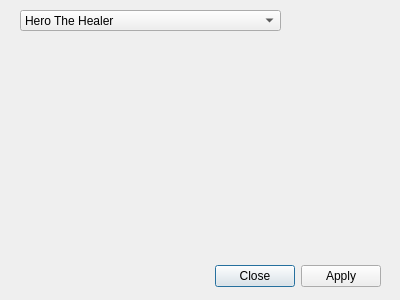
Qt form MoMTweaker/dialogaddunit.ui (jbalcomb/MoM-RTGT) before a commit.
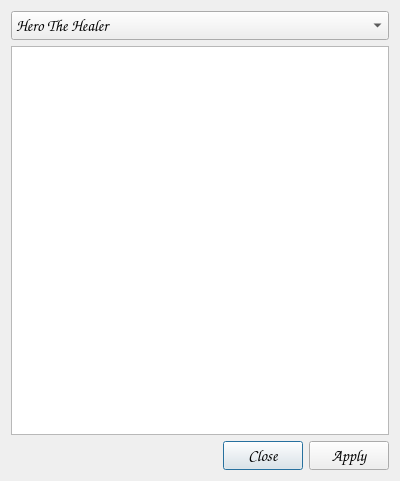
The same form after that commit. Icons and pictures are not drawn.

Commit message: Unit view dialog

What changed in the file:
```diff
--- a/MoMTweaker/dialogaddunit.ui
+++ b/MoMTweaker/dialogaddunit.ui
@@ -7,37 +7,22 @@
     <x>0</x>
     <y>0</y>
     <width>400</width>
-    <height>300</height>
+    <height>481</height>
    </rect>
   </property>
+  <property name="font">
+   <font>
+    <family>URW Chancery L</family>
+    <pointsize>12</pointsize>
+    <italic>true</italic>
+   </font>
+  </property>
   <property name="windowTitle">
    <string>Dialog</string>
   </property>
-  <widget class="QDialogButtonBox" name="buttonBox">
-   <property name="geometry">
-    <rect>
-     <x>10</x>
-     <y>260</y>
-     <width>371</width>
-     <height>32</height>
-    </rect>
-   </property>
-   <property name="orientation">
-    <enum>Qt::Horizontal</enum>
-   </property>
-   <property name="standardButtons">
-    <set>QDialogButtonBox::Apply|QDialogButtonBox::Close</set>
-   </property>
-  </widget>
-  <widget class="QComboBox" name="comboBoxUnit">
-   <property name="geometry">
-    <rect>
-     <x>20</x>
-     <y>10</y>
-     <width>261</width>
-     <height>21</height>
-    </rect>
-   </property>
+  <layout class="QGridLayout" name="gridLayout">
+   <item row="0" column="0">
+    <widget class="QComboBox" name="comboBox_Unit">
    <property name="maxVisibleItems">
     <number>30</number>
    </property>
@@ -65,6 +50,29 @@
     </property>
    </item>
   </widget>
+   </item>
+   <item row="1" column="0">
+    <widget class="QGraphicsView" name="graphicsView_Unit">
+     <property name="styleSheet">
+      <string notr="true">background-image: url(:/images/background_unit.gif);
+color: rgb(225, 215, 74);</string>
+     </property>
+     <property name="alignment">
+      <set>Qt::AlignLeading|Qt::AlignLeft|Qt::AlignTop</set>
+     </property>
+    </widget>
+   </item>
+   <item row="2" column="0">
+    <widget class="QDialogButtonBox" name="buttonBox">
+     <property name="orientation">
+      <enum>Qt::Horizontal</enum>
+     </property>
+     <property name="standardButtons">
+      <set>QDialogButtonBox::Apply|QDialogButtonBox::Close</set>
+     </property>
+    </widget>
+   </item>
+  </layout>
  </widget>
  <resources>
   <include location="../Resources/InteractiveGameTweaker.qrc"/>
```
Lines whose indentation alone changed are shown as unchanged. The commit also changes 18 other files.
